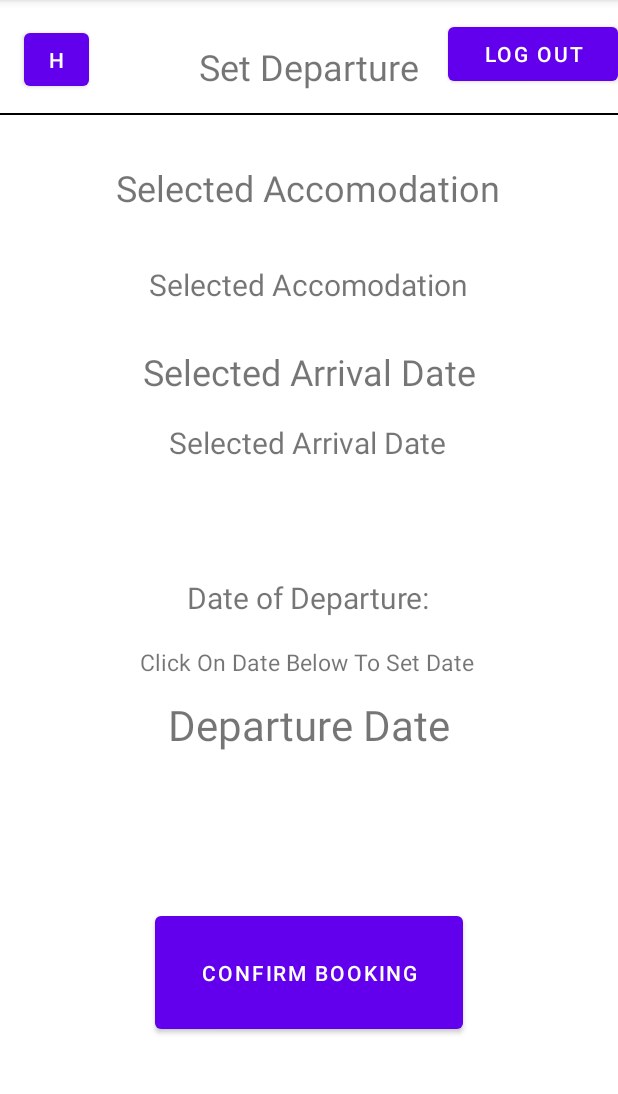
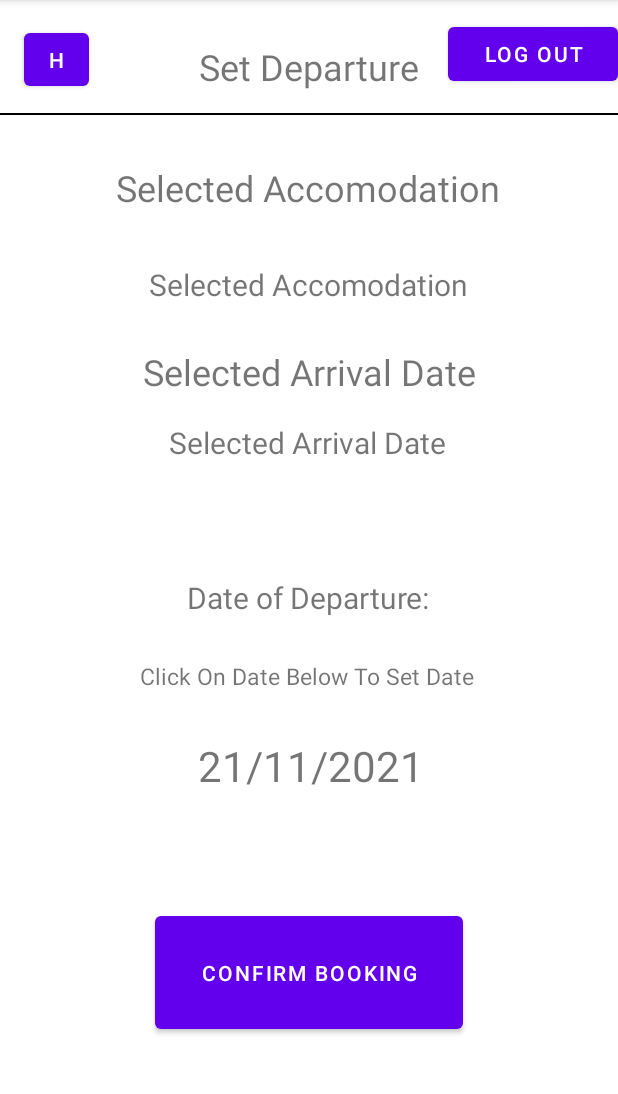
Before and after one commit to J4yLo/FarmBnB, an Android app: the MakeABooking3 screen opened directly, with no data from a screen before it, on a phone screen of 412 x 824 dp, the part 84-1178 px from its top. Run offline under Robolectric (Android 15) with nearby library versions, the phone set to English and light mode, and no system bars.

Commit message:
Added Functionality Of Departure Dates Page

```diff
--- a/app/src/main/java/com/example/farmbnb/MakeABooking3.java
+++ b/app/src/main/java/com/example/farmbnb/MakeABooking3.java
@@ -1,20 +1,129 @@
 package com.example.farmbnb;
 
 import androidx.appcompat.app.AppCompatActivity;
+
+import android.app.AlertDialog;
+import android.app.DatePickerDialog;
+import android.content.Intent;
 import android.os.Bundle;
+import android.view.View;
 import android.widget.Button;
+import android.widget.DatePicker;
 import android.widget.TextView;
+
+import java.util.Calendar;
 
 public class MakeABooking3 extends AppCompatActivity {
 
+    private DatePickerDialog Date2;
     private Button btnSelectDeparture;
     private Button btnLogOut4;
     private Button btnBack4;
+    private Button btnConfirmBooking;
     private TextView DepartureDate;
 
     @Override
     protected void onCreate(Bundle savedInstanceState) {
         super.onCreate(savedInstanceState);
         setContentView(R.layout.activity_make_abooking3);
+
+
+        DepartureDate = findViewById(R.id.DepartureDate);
+        btnSelectDeparture = findViewById(R.id.btnSelectDeparture);
+        btnConfirmBooking = findViewById(R.id.btnConfirmBooking);
+        btnBack4 = findViewById(R.id.btnBack4);
+        btnLogOut4 = findViewById(R.id.btnLogOut4);
+
+
+        DepartureDate.setText(getdate());
+        DepartureDateSelector();
+
+        // Btn functions to redirect to a different page
+        btnLogOut4.setOnClickListener(new View.OnClickListener() {
+            @Override
+            public void onClick(View v) {
+
+                openLoginPage();
+            }
+        });
+
+        btnBack4.setOnClickListener(new View.OnClickListener() {
+            @Override
+            public void onClick(View v) {
+
+                openHomePage();
+            }
+        });
+
+        btnConfirmBooking.setOnClickListener(new View.OnClickListener() {
+            @Override
+            public void onClick(View v) {
+
+                openHomePage();
+            }
+        });
+
+
+
+
     }
+
+    // Gets todays Date
+    private String getdate() {
+        Calendar calendar = Calendar.getInstance();
+        int Day = calendar.get(Calendar.DAY_OF_MONTH);
+        int Month = calendar.get(Calendar.MONTH);
+        int Year = calendar.get(Calendar.YEAR);
+        Month = Month + 1;
+        return dateFormat(Day, Month, Year);
+    }
+
+    // open up calender to choose date and sets date to today so no Departure can be made in the past
+    private void DepartureDateSelector(){
+        DatePickerDialog.OnDateSetListener dateSetListener = new DatePickerDialog.OnDateSetListener() {
+            @Override
+            public void onDateSet(DatePicker view, int year, int month, int day) {
+                month = month + 1;
+                String chosenDate = dateFormat(day, month, year);
+                DepartureDate.setText(chosenDate);
+            }
+        };
+
+
+        Calendar calendar = Calendar.getInstance();
+        int Day = calendar.get(Calendar.DAY_OF_MONTH);
+        int Month = calendar.get(Calendar.MONTH);
+        int Year = calendar.get(Calendar.YEAR);
+
+        int style = AlertDialog.THEME_HOLO_LIGHT;
+        Date2 = new DatePickerDialog (this, style, dateSetListener, Year, Month, Day);
+        Date2.getDatePicker().setMinDate(System.currentTimeMillis() + 432000000);
+
+
+    }
+
+    // format date into a readable format
+    private String dateFormat(int day, int month, int year)
+    {
+        return day + "/" + month + "/" + year;
+    }
+
+    public void openDatePicker(View view)
+    {
+        Date2.show();
+    }
+
+
+    // functions for the buttons
+    public void openLoginPage(){
+        Intent MainActivity = new Intent(MakeABooking3.this, MainActivity.class);
+        startActivity(MainActivity);
+    }
+
+    public void openHomePage(){
+        Intent HomePage = new Intent(MakeABooking3.this, HomePage.class);
+        startActivity(HomePage);
+    }
+
+
 }
--- a/app/src/main/res/layout/activity_make_abooking3.xml
+++ b/app/src/main/res/layout/activity_make_abooking3.xml
@@ -18,7 +18,7 @@
       app:layout_constraintHorizontal_bias="0.494"
       app:layout_constraintStart_toStartOf="parent"
       app:layout_constraintTop_toBottomOf="@+id/date4"
-      app:layout_constraintVertical_bias="0.606" />
+      app:layout_constraintVertical_bias="0.484" />
 
   <TextView
       android:id="@+id/textView13"
@@ -117,9 +117,10 @@
       android:textSize="28dp"
       app:layout_constraintBottom_toTopOf="@+id/btnConfirmBooking"
       app:layout_constraintEnd_toEndOf="parent"
+      app:layout_constraintHorizontal_bias="0.504"
       app:layout_constraintStart_toStartOf="parent"
       app:layout_constraintTop_toBottomOf="@+id/date4"
-      app:layout_constraintVertical_bias="0.0" />
+      app:layout_constraintVertical_bias="0.265" />
 
   <Button
       android:id="@+id/btnBack4"
```
